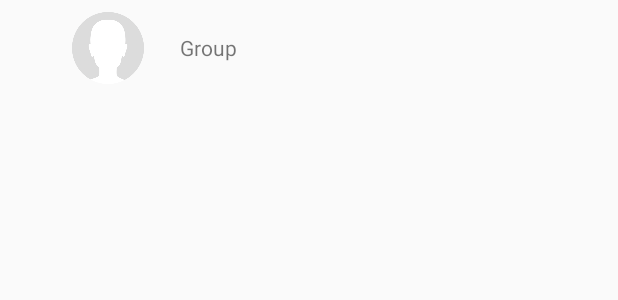
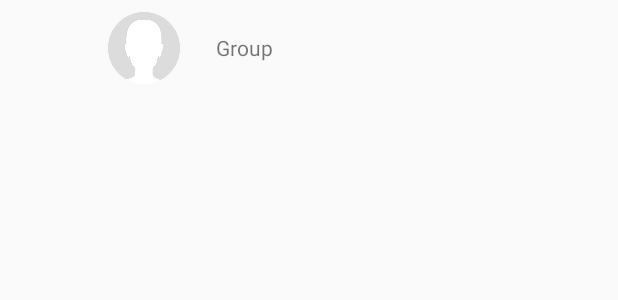
Before and after one commit to MilanBojic/expandable-recycler-view, an Android app: the layout contact_child_item.xml on its own in the app's theme, with its tools: preview values and no code run, on a phone screen of 412 x 824 dp. Shown: the top 300 px of the screen. Run offline under Robolectric (Android 15) with nearby library versions, the phone set to English and light mode, and no system bars.

Commit message:
working on expandable_recycler_view

```diff
--- a/app/src/main/res/layout/contact_child_item.xml
+++ b/app/src/main/res/layout/contact_child_item.xml
@@ -3,7 +3,7 @@
     xmlns:tools="http://schemas.android.com/tools"
     android:layout_width="match_parent"
     android:layout_height="@dimen/list_item_height"
-    android:layout_marginLeft="@dimen/list_item_height"
+    android:layout_marginLeft="@dimen/list_item_left_margin"
     android:layout_marginBottom="8dp"
     android:layout_marginTop="8dp">
 
```
